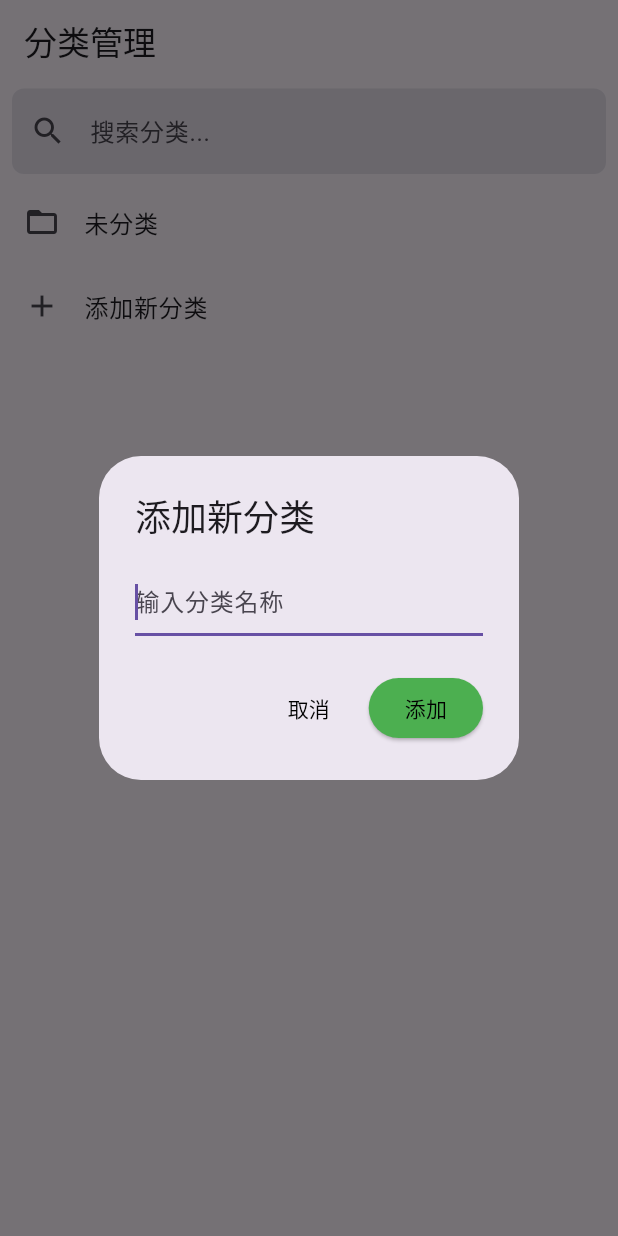
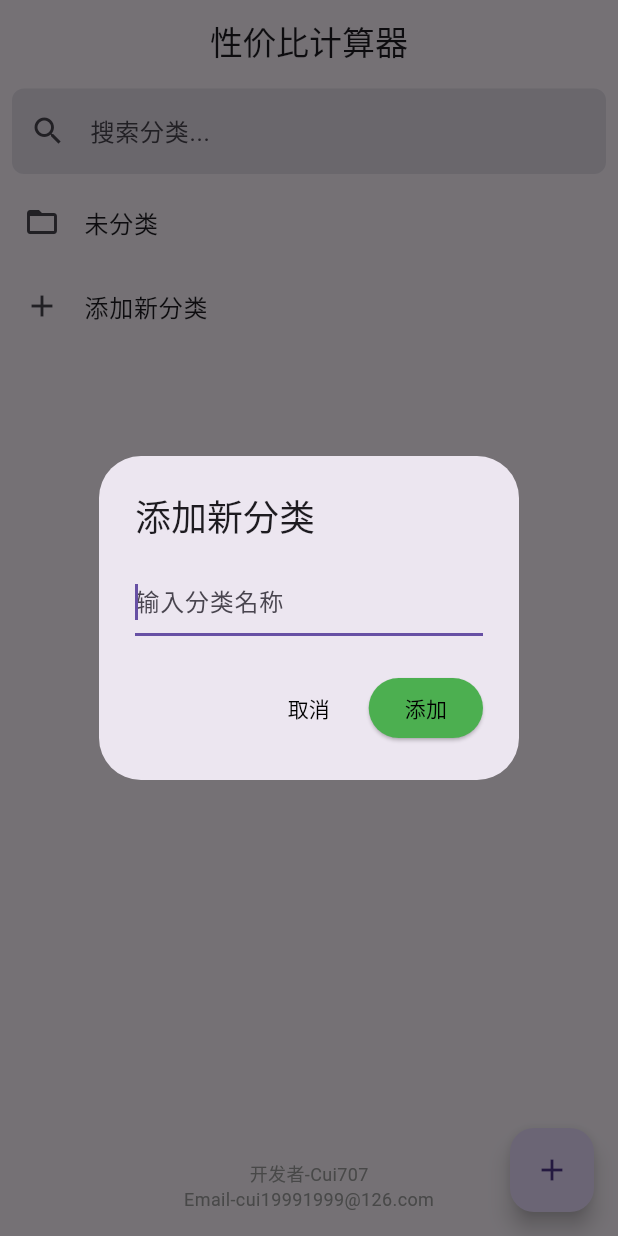
Before and after one commit to Cui707/Cost-Performance-Calculator-Cui707, a Flutter app: the screen it shows after launch, after a tap on "添加新分类", on a phone screen of 412 x 824 dp. Run offline on Flutter 3.47's test engine with Material 3 defaults, Android fonts, the phone set to English and light mode, and no system bars; our stand-ins replace image_picker, shared_preferences.

Commit message:
V1.0.2-1.添加图标。2.优化UI。

```diff
--- a/lib/screens/add_edit_product_screen.dart
+++ b/lib/screens/add_edit_product_screen.dart
@@ -199,8 +199,8 @@ class _AddEditProductScreenState extends State<AddEditProductScreen> {
                   ),
                   const SizedBox(width: 10), // 增加间隔
                   ElevatedButton(
-                    onPressed: () => _pickImage(ImageSource.gallery), // 从相册选择按钮
-                    child: const Text('从相册选择'),
+                    onPressed: () => _pickImage(ImageSource.gallery),
+                    child: const Text('选择图片'),
                   ),
                   if (_imagePath != null) ...[
                     const SizedBox(width: 10),
--- a/lib/screens/product_list_screen.dart
+++ b/lib/screens/product_list_screen.dart
@@ -20,8 +20,6 @@ class _ProductListScreenState extends State<ProductListScreen> {
   final ProductStorage _productStorage = ProductStorage();
   List<Product> _products = [];
   List<String> _categories = [];
-  // _currentCategory 在这个屏幕上不再用于直接过滤显示产品，
-  // 而是作为 AddEditProductScreen 的默认分类传入，或者旧代码的遗留
   String _currentCategory = '未分类';
 
   TextEditingController _searchController = TextEditingController(); // 用于分类搜索的控制器
@@ -31,7 +29,6 @@ class _ProductListScreenState extends State<ProductListScreen> {
   void initState() {
     super.initState();
     _loadData();
-    // 监听搜索框文本变化，实时过滤分类
     _searchController.addListener(_filterCategories);
   }
 
@@ -112,7 +109,6 @@ class _ProductListScreenState extends State<ProductListScreen> {
                 if (newCategoryName.isNotEmpty && !_categories.contains(newCategoryName)) {
                   setState(() {
                     _categories.add(newCategoryName);
-                    // 添加新分类后也要更新过滤后的列表，否则搜索框需要清空或输入才能显示新分类
                     _filterCategories();
                   });
                   _saveCategories();
@@ -159,12 +155,9 @@ void _showEditCategoryDialog(String oldCategoryName) {
                     final index = _categories.indexOf(oldCategoryName);
                     if (index != -1) {
                       _categories[index] = newCategoryName;
-                    // --- 修改从这里开始 ---
-                    // 创建一个临时列表来存放更新后的产品，因为不能直接修改_products迭代
                       List<Product> updatedProducts = [];
                       for (var product in _products) {
                         if (product.category == oldCategoryName) {
-                        // 创建一个新的 Product 实例，并更新其 category 属性
                           updatedProducts.add(
                             Product(
                               id: product.id,
@@ -172,26 +165,21 @@ void _showEditCategoryDialog(String oldCategoryName) {
                               quantity: product.quantity,
                               unit: product.unit,
                               totalPrice: product.totalPrice,
-                            category: newCategoryName, // 这里是更新分类
+                              category: newCategoryName,
                               notes: product.notes,
                               imagePath: product.imagePath,
                             ),
                           );
                         } else {
-                        // 对于分类没有改变的产品，直接添加回列表
                           updatedProducts.add(product);
                         }
                       }
-                    // 用更新后的产品列表替换旧的 _products 列表
                       _products = updatedProducts;
-                    // --- 修改到这里结束 ---
-
-                    // 更新过滤后的列表
-                    _filterCategories(); // 这会重新过滤 _products
+                      _filterCategories();
                     }
                   });
                   _saveCategories();
-                _saveProducts(); // 确保保存更新后的产品列表
+                  _saveProducts();
                 }
                 Navigator.of(context).pop();
               },
@@ -230,10 +218,7 @@ void _showEditCategoryDialog(String oldCategoryName) {
                 setState(() {
                   _categories.remove(categoryToDelete);
                   _products.removeWhere((p) => p.category == categoryToDelete);
-
-                  // 删除后更新过滤列表
                   _filterCategories();
-                  // 刷新数据以确保 CategoryProductListScreen 返回时也能看到最新数据
                   _loadData();
                 });
                 _saveCategories();
@@ -251,8 +236,8 @@ void _showEditCategoryDialog(String oldCategoryName) {
   Widget build(BuildContext context) {
     return Scaffold(
       appBar: AppBar(
-        title: const Text('分类管理'), // AppBar 标题改为“分类管理”
-        // 在 AppBar 底部添加搜索框
+        title: const Text('性价比计算器'),
+        centerTitle: true, // 将标题居中
         bottom: PreferredSize(
           preferredSize: const Size.fromHeight(kToolbarHeight + 8.0), // 留出一点边距
           child: Padding(
@@ -281,13 +266,12 @@ void _showEditCategoryDialog(String oldCategoryName) {
             ),
           ),
         ),
-        // 移除排序和筛选动作按钮
-        actions: [],
+        actions: [], // 移除了分类管理按钮
       ),
-      // 移除 Drawer，因为它现在的主体内容就是分类列表
-      // drawer: Drawer(...), // 完全删除这个 Drawer 部分
-
-      body: _filteredCategories.isEmpty && _searchController.text.isNotEmpty
+      body: Column( // 使用 Column 包装整个 body 内容
+        children: [
+          Expanded( // 使分类列表占用可用空间
+            child: _filteredCategories.isEmpty && _searchController.text.isNotEmpty
                 ? const Center(
                     child: Text('没有找到匹配的分类。'),
                   )
@@ -300,8 +284,6 @@ void _showEditCategoryDialog(String oldCategoryName) {
                           leading: const Icon(Icons.folder_open),
                           title: Text(category),
                           onTap: () async {
-                      // 导航到 CategoryProductListScreen，显示该分类下的产品
-                      final productsInCategory = _products.where((p) => p.category == category).toList();
                             Navigator.push(
                               context,
                               MaterialPageRoute(
@@ -314,7 +296,7 @@ void _showEditCategoryDialog(String oldCategoryName) {
                             // 从产品列表页返回时，重新加载数据以更新分类列表（如分类被删除，或产品数量变化等）
                             _loadData();
                           },
-                    trailing: category != '未分类' // "未分类"不允许编辑或删除
+                          trailing: category != '未分类'
                               ? Row(
                                   mainAxisSize: MainAxisSize.min,
                                   children: [
@@ -344,8 +326,46 @@ void _showEditCategoryDialog(String oldCategoryName) {
                       }
                     },
                   ),
-      // 移除浮动动作按钮 (FAB)，因为添加产品现在在 CategoryProductListScreen 中完成
-      floatingActionButton: null,
+          ),
+          // 添加底部开发者信息
+          Padding(
+            padding: const EdgeInsets.only(bottom: 16.0, top: 8.0),
+            child: Column(
+              children: const [
+                Text(
+                  '开发者-Cui707',
+                  style: TextStyle(fontSize: 12, color: Colors.grey),
+                ),
+                Text(
+                  'Email-cui19991999@126.com',
+                  style: TextStyle(fontSize: 12, color: Colors.grey),
+                ),
+              ],
+            ),
+          ),
+        ],
+      ),
+      floatingActionButton: FloatingActionButton(
+        onPressed: () async {
+          final newProduct = await Navigator.push(
+            context,
+            MaterialPageRoute(
+              builder: (context) => AddEditProductScreen(
+                categories: _categories, // 传递所有分类
+              ),
+            ),
+          );
+          if (newProduct != null && newProduct is Product) {
+            setState(() {
+              _products.add(newProduct);
+              // 添加新产品后需要重新加载数据，以确保分类列表正确更新（如果新产品创建了新分类）
+              _loadData();
+            });
+            await _productStorage.saveProducts(_products);
+          }
+        },
+        child: const Icon(Icons.add),
+      ),
     );
   }
 }
```
Also changed, not shown: lib/screens/category_product_list_screen.dart (+7 -3 lines), pubspec.yaml (+11 -1 lines), assets/logo.png (added), pubspec.lock, 6 other files. Lines whose indentation alone changed are shown as unchanged.
